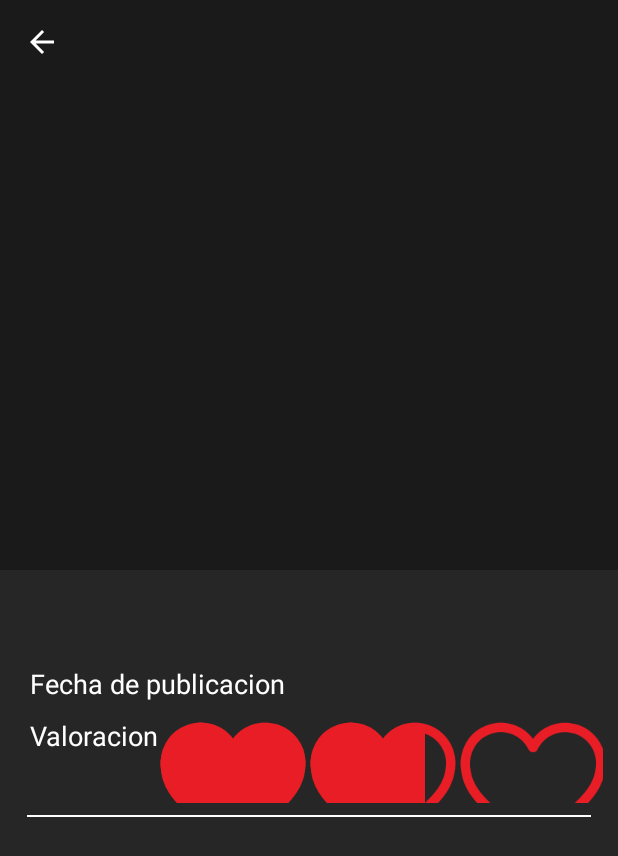
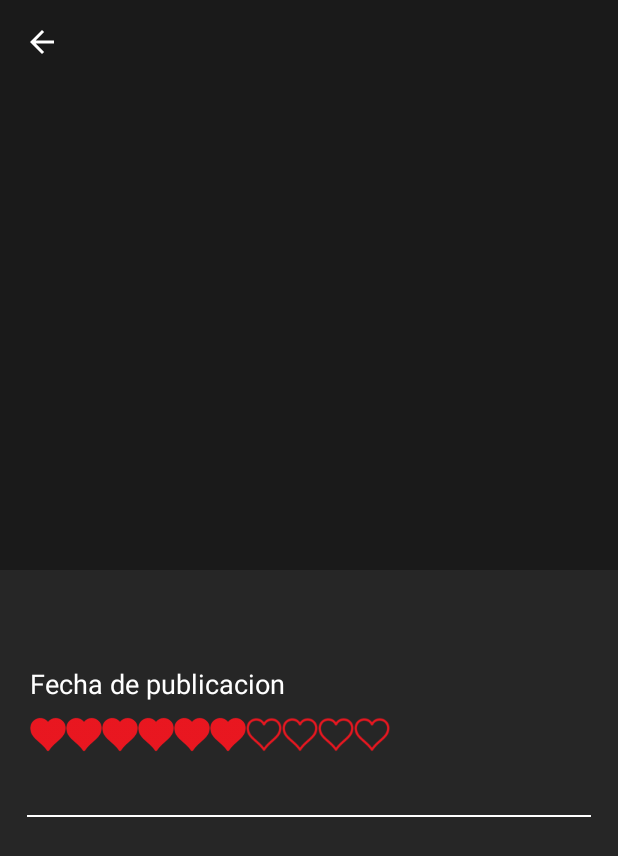
Before and after one commit to michaelmontero/To-Wach, an Android app: the DetailActivity screen opened directly, with no data from a screen before it, on a phone screen of 412 x 824 dp. Shown: the top 856 px of the screen. Run offline under Robolectric (Android 15) with nearby library versions, the light colour scheme and no system bars; our stand-ins replace Picasso; pictures from the network do not load; 6 statements that could not run were skipped.

Commit message:
Resize images

```diff
--- a/app/src/main/res/layout/activity_detail.xml
+++ b/app/src/main/res/layout/activity_detail.xml
@@ -103,19 +103,11 @@
                         android:orientation="horizontal"
                         android:weightSum="10">
 
-                        <TextView
-                            android:layout_width="wrap_content"
-                            android:layout_height="wrap_content"
-                            android:text="@string/rating"
-                            android:fontFamily="roboto"
-                            android:textSize="18sp"
-                            android:textColor="@color/textColor"
-                            android:layout_marginLeft="10dp"/>
-
                         <RatingBar
                             android:id="@+id/detail_rating"
                             android:progressDrawable="@drawable/movie_rating"
                             android:layout_width="wrap_content"
+                            android:layout_marginLeft="10dp"
                             android:layout_height="wrap_content"
                             android:isIndicator="true"
                             android:numStars="10"/>
```
Also changed, not shown: app/src/main/res/drawable-xhdpi/empty_hear.png, app/src/main/res/drawable-xhdpi/fill_hear.png, app/src/main/res/drawable-xxhdpi/empty_hear.png (deleted), app/src/main/res/drawable-xxhdpi/fill_hear.png (deleted), 1 other file.
